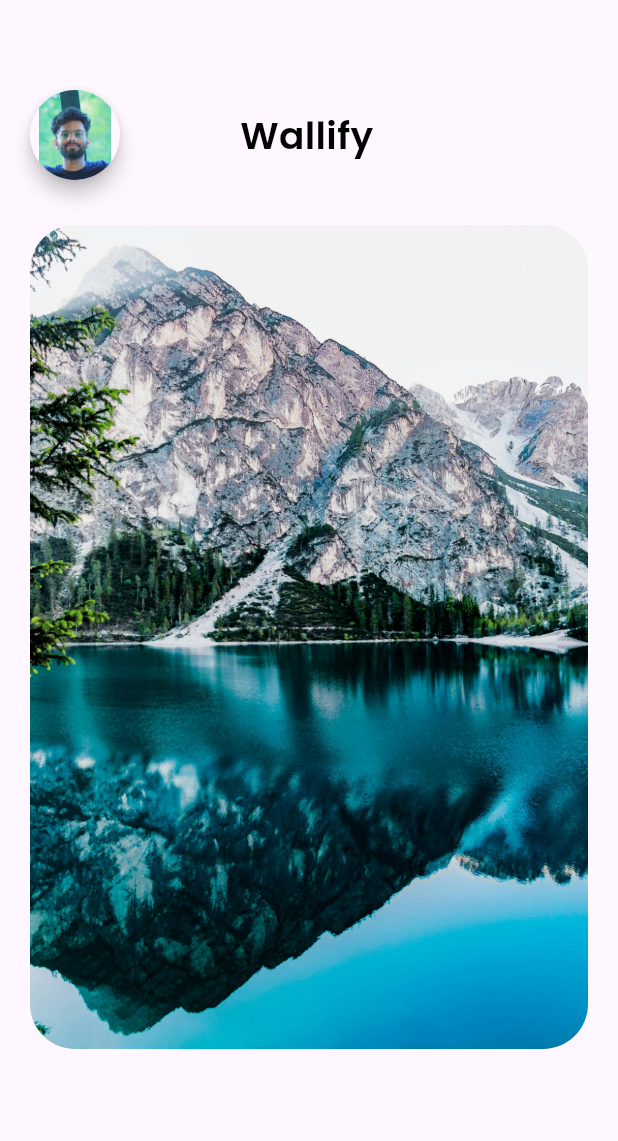
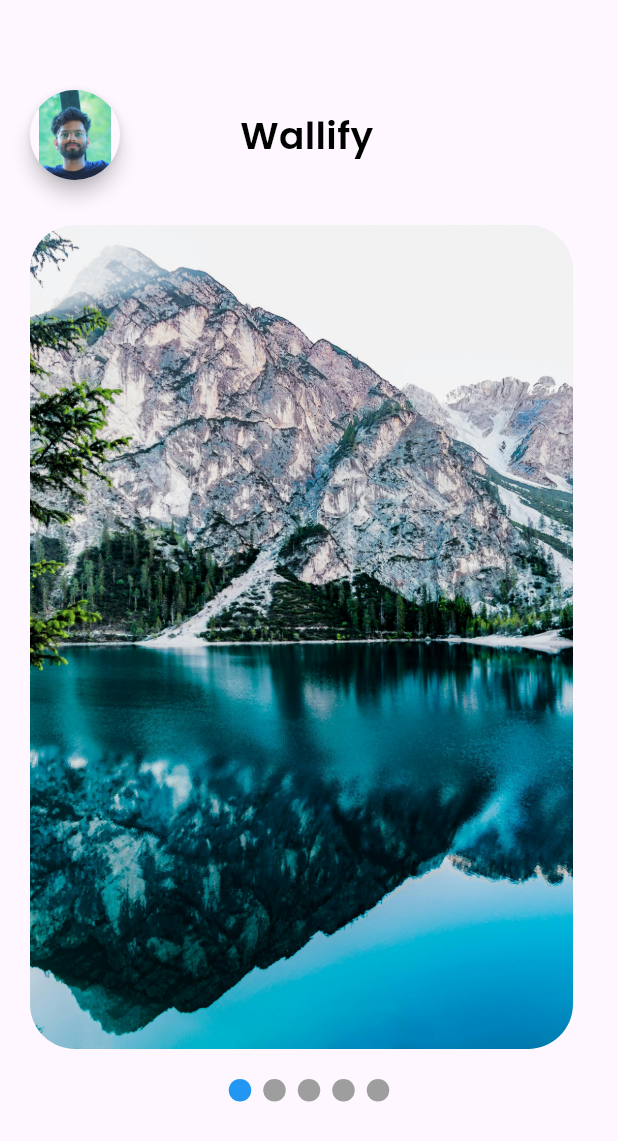
Before and after one commit to umeshtiwari02/Wallpaper-App, a Flutter app: the HomePage screen opened directly, on a phone screen of 412 x 824 dp. Shown: the top 1141 px of the screen. Run offline on Flutter 3.47's test engine with Material 2 defaults, Android fonts, the light colour scheme and no system bars; drawn by our look-alikes of carousel_slider, smooth_page_indicator; our stand-ins replace firebase_core; accounts and stored records are empty.

Commit message:
packages are updated

```diff
--- a/lib/main.dart
+++ b/lib/main.dart
@@ -1,3 +1,4 @@
+import 'package:chat_practice/pages/bottom_nav.dart';
 import 'package:chat_practice/pages/home.dart';
 import 'package:firebase_core/firebase_core.dart';
 import 'package:flutter/material.dart';
@@ -20,7 +21,7 @@ class MyApp extends StatelessWidget {
         colorScheme: ColorScheme.fromSeed(seedColor: Colors.deepPurple),
         useMaterial3: true,
       ),
-      home: HomePage(),
+      home: BottomNav(),
     );
   }
 }
--- a/lib/pages/home.dart
+++ b/lib/pages/home.dart
@@ -1,5 +1,6 @@
 import 'package:carousel_slider/carousel_slider.dart';
 import 'package:flutter/material.dart';
+import 'package:smooth_page_indicator/smooth_page_indicator.dart';
 
 class HomePage extends StatefulWidget {
   const HomePage({super.key});
@@ -16,6 +17,9 @@ class _HomePageState extends State<HomePage> {
     "assets/images/w4.jpeg",
     "assets/images/w5.jpeg"
   ];
+
+  int activeIndex = 0;
+
   @override
   Widget build(BuildContext context) {
     return Scaffold(
@@ -49,7 +53,9 @@ class _HomePageState extends State<HomePage> {
                 ),
               ],
             ),
-            const SizedBox(height: 30.0,),
+            const SizedBox(
+              height: 30.0,
+            ),
             CarouselSlider.builder(
               itemCount: wallpaperimage.length,
               itemBuilder: (context, index, realIndex) {
@@ -57,19 +63,37 @@ class _HomePageState extends State<HomePage> {
                 return buildImage(res, index);
               },
               options: CarouselOptions(
+                autoPlay: true,
                 height: MediaQuery.of(context).size.height / 1.5,
                 viewportFraction: 1,
                 enlargeCenterPage: true,
                 enlargeStrategy: CenterPageEnlargeStrategy.height,
+                onPageChanged: (index, reason) {
+                  setState(() {
+                    activeIndex = index;
+                  });
+                },
               ),
             ),
+            const SizedBox(
+              height: 20.0,
+            ),
+            Center(child: buildIndicator()),
           ],
         ),
       ),
     );
   }
 
+  Widget buildIndicator() => AnimatedSmoothIndicator(
+        activeIndex: activeIndex,
+        count: wallpaperimage.length,
+        effect: const SlideEffect(
+            dotWidth: 15, dotHeight: 15, activeDotColor: Colors.blue),
+      );
+
   Widget buildImage(String urlImage, int index) => Container(
+        margin: const EdgeInsets.only(right: 10),
         height: MediaQuery.of(context).size.height / 1.5,
         width: MediaQuery.of(context).size.width,
         child: ClipRRect(
--- a/pubspec.yaml
+++ b/pubspec.yaml
@@ -37,6 +37,8 @@ dependencies:
   cupertino_icons: ^1.0.2
   firebase_core: ^2.24.2
   carousel_slider: ^4.2.1
+  smooth_page_indicator: ^1.1.0
+  curved_navigation_bar: ^1.0.3
 
 dev_dependencies:
   flutter_test:
```
Also changed, not shown: lib/pages/bottom_nav.dart (added), lib/pages/categories.dart (added), lib/pages/search.dart (added), pubspec.lock.
